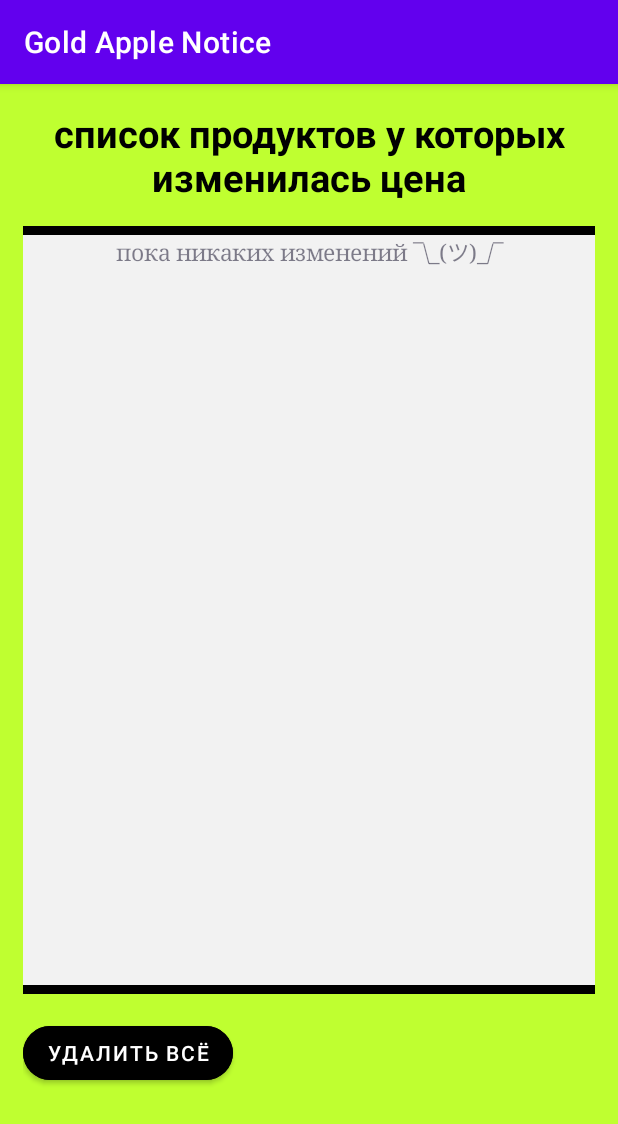
After one commit to AlexBel9/ExampleProjects, an Android app: the CheckChange screen opened directly, with no data from a screen before it, on a phone screen of 412 x 824 dp. The commit adds this screen. Shown: the top 1124 px of the screen. Run offline under Robolectric (Android 15) with nearby library versions, the phone set to English and light mode, and no system bars; 2 statements that could not run were skipped.

Commit message:
goldApple_withChangeTable

```diff
--- /dev/null
+++ b/GoldAppleNotice/app/src/main/java/com/example/goldapplenotice/CheckChange.java
@@ -0,0 +1,82 @@
+package com.example.goldapplenotice;
+
+import androidx.appcompat.app.AppCompatActivity;
+
+import android.annotation.SuppressLint;
+import android.graphics.Typeface;
+import android.os.Bundle;
+import android.view.Gravity;
+import android.view.View;
+import android.widget.Button;
+import android.widget.LinearLayout;
+import android.widget.TextView;
+import android.widget.Toast;
+
+import com.example.goldapplenotice.data.MyDbManager;
+import com.example.goldapplenotice.dialog.DialogDeleteChangeList;
+import com.example.goldapplenotice.utils.AddLayoutWithProduct;
+
+import org.w3c.dom.Text;
+
+public class CheckChange extends AppCompatActivity implements View.OnClickListener{
+
+    LinearLayout linearLayout;
+    MyDbManager dbManager;
+    Button removeAll;
+    TextView emptyText;
+
+
+    @SuppressLint("ResourceAsColor")
+    @Override
+    protected void onCreate(Bundle savedInstanceState) {
+        super.onCreate(savedInstanceState);
+        setContentView(R.layout.activity_check_change);
+        init();
+        linearLayout.addView(emptyText);
+        dbManager.openDb();
+
+        try {
+            if(!dbManager.changeList().isEmpty()){
+
+                linearLayout.removeView(emptyText);
+                dbManager.changeList().forEach(productDAO -> {
+                    String desc = String.format("%s\n%s %s",productDAO.toString(), productDAO.getDate(), productDAO.getDifferentPrice());
+                    LinearLayout layout = AddLayoutWithProduct.layoutWithProduct(productDAO.getDbID(), desc, productDAO.getImgUrl(), this, this);
+                    linearLayout.addView(layout);
+                });
+            }
+        } catch (Exception e) {
+            e.printStackTrace();
+        }
+    }
+
+    @SuppressLint("ResourceAsColor")
+    private void init(){
+        linearLayout = findViewById(R.id.showProductFromChange);
+        dbManager = new MyDbManager(this);
+        removeAll = findViewById(R.id.dropChangList);
+        removeAll.setOnClickListener(this);
+        emptyText = new TextView(this);
+        emptyText.setText("пока никаких изменений ¯\\_(ツ)_/¯");
+        emptyText.setGravity(Gravity.CENTER);
+        emptyText.setTextSize(15);
+        emptyText.setTypeface(Typeface.SERIF);
+        emptyText.setTextColor(R.color.black);
+    }
+
+    @Override
+    public void onClick(View v) {
+        if(v.equals(removeAll)){
+            dbManager.openDb();
+            try {
+                if(!dbManager.changeList().isEmpty()){
+                    DialogDeleteChangeList dialogDeleteChangeList = new DialogDeleteChangeList(this, linearLayout, emptyText);
+                    dialogDeleteChangeList.showDialog();
+                }
+            } catch (Exception e) {
+                e.printStackTrace();
+                Toast.makeText(this, "список уже пуст!", Toast.LENGTH_SHORT).show();
+            }
+        }
+    }
+}
--- a/GoldAppleNotice/app/src/main/java/com/example/goldapplenotice/utils/AddLayoutWithProduct.java
+++ b/GoldAppleNotice/app/src/main/java/com/example/goldapplenotice/utils/AddLayoutWithProduct.java
@@ -34,7 +34,7 @@ public class AddLayoutWithProduct {
         TextView textView = new TextView(context);
         textView.append(desc);
         textView.setGravity(Gravity.CENTER);
-        textView.setTextSize(20);
+        textView.setTextSize(15);
         textView.setTextColor(R.color.blue);
         Typeface typeface = Typeface.create(Typeface.SERIF, Typeface.BOLD);
         textView.setTypeface(typeface);
--- /dev/null
+++ b/GoldAppleNotice/app/src/main/res/layout/activity_check_change.xml
@@ -0,0 +1,66 @@
+<?xml version="1.0" encoding="utf-8"?>
+<androidx.constraintlayout.widget.ConstraintLayout xmlns:android="http://schemas.android.com/apk/res/android"
+    xmlns:app="http://schemas.android.com/apk/res-auto"
+    xmlns:tools="http://schemas.android.com/tools"
+    android:layout_width="match_parent"
+    android:layout_height="match_parent"
+    tools:context=".CheckChange">
+
+    <LinearLayout
+        android:layout_width="match_parent"
+        android:layout_height="match_parent"
+        android:orientation="vertical"
+        android:background="#bfff30"
+        android:padding="15dp"
+        >
+
+        <TextView
+            android:id="@+id/textViewChange"
+            android:layout_width="match_parent"
+            android:layout_height="wrap_content"
+            android:text="@string/text_changing_product"
+            android:textColor="@color/black"
+            android:textStyle="bold"
+            android:gravity="center"
+            android:textSize="25dp"
+            android:layout_marginBottom="15dp"/>
+
+        <ImageView
+            android:layout_width="match_parent"
+            android:layout_height="6dp"
+            android:background="@color/black"
+            />
+
+        <ScrollView
+            android:layout_width="match_parent"
+            android:layout_height="500dp"
+            android:background="#f2f2f2"
+            >
+
+            <LinearLayout
+                android:id="@+id/showProductFromChange"
+                android:layout_width="match_parent"
+                android:layout_height="wrap_content"
+                android:orientation="vertical" />
+        </ScrollView>
+        <ImageView
+            android:layout_width="match_parent"
+            android:layout_height="6dp"
+            android:background="@color/black"
+            />
+
+        <com.google.android.material.button.MaterialButton
+            android:id="@+id/dropChangList"
+            android:layout_marginTop="15dp"
+            android:layout_width="wrap_content"
+            android:layout_height="wrap_content"
+            android:text="удалить всё"
+            style="@style/Animation.Design.BottomSheetDialog"
+            android:backgroundTint="@color/black"
+            app:cornerRadius="30dp"
+            android:textColor="@color/white"
+            />
+
+    </LinearLayout>
+
+</androidx.constraintlayout.widget.ConstraintLayout>
--- a/GoldAppleNotice/app/src/main/res/values/strings.xml
+++ b/GoldAppleNotice/app/src/main/res/values/strings.xml
@@ -1,4 +1,5 @@
 <resources>
     <string name="app_name">Gold Apple Notice</string>
     <string name="search_product">искать</string>
+    <string name="text_changing_product">список продуктов у которых изменилась цена</string>
 </resources>
```
Also changed, not shown: GoldAppleNotice/app/src/main/AndroidManifest.xml (+10 -8 lines), GoldAppleNotice/app/src/main/java/com/example/goldapplenotice/MainActivity.java (+7 -0 lines), GoldAppleNotice/app/src/main/java/com/example/goldapplenotice/ShowProductList.java (+7 -3 lines), GoldAppleNotice/app/src/main/java/com/example/goldapplenotice/dao/ProductDAO.java (+18 -1 lines), GoldAppleNotice/app/src/main/java/com/example/goldapplenotice/data/DbConstants.java (+20 -1 lines), GoldAppleNotice/app/src/main/java/com/example/goldapplenotice/data/MyDbManager.java (+53 -0 lines), GoldAppleNotice/app/src/main/java/com/example/goldapplenotice/dialog/DialogDeleteChangeList.java (added, +52 -0 lines), GoldAppleNotice/app/src/main/java/com/example/goldapplenotice/dialog/RemoveAllProductsDialog.java (added, +51 -0 lines), GoldAppleNotice/app/src/main/java/com/example/goldapplenotice/receivers/MainReceiver.java (+18 -23 lines), GoldAppleNotice/app/src/main/res/layout/activity_main.xml (+14 -0 lines).
